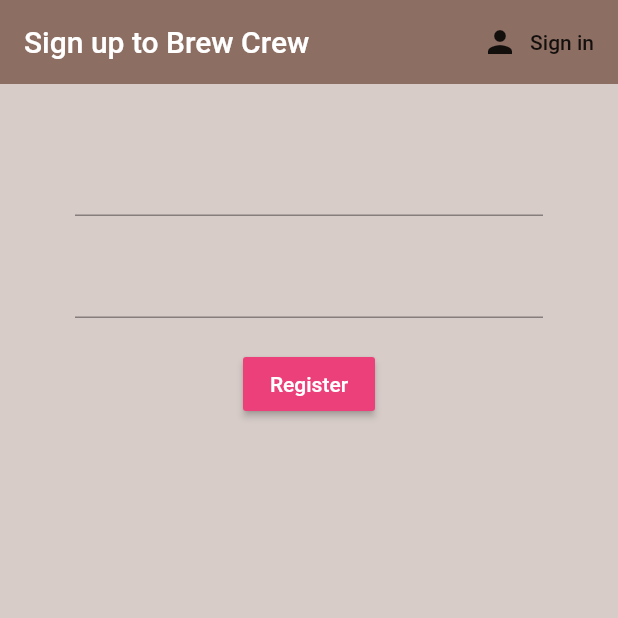
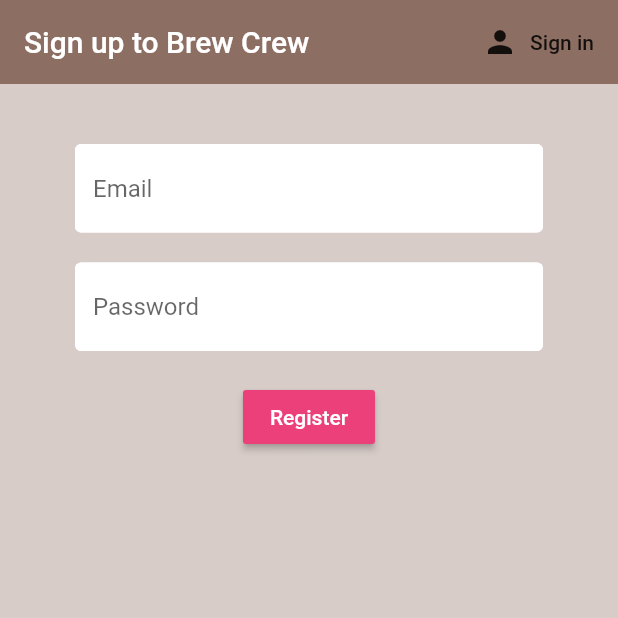
Before and after one commit to kevinaswind/brew_crew, a Flutter app: the screen it shows after launch, after a tap on "Sign in", after a tap on "Register", on a phone screen of 412 x 824 dp, the top half of it. Run offline on Flutter 3.47's test engine with Material 2 defaults, Android fonts, the phone set to English and light mode, and no system bars; our stand-ins replace cloud_firestore, firebase_auth, flutter_spinkit; accounts and stored records are empty.

Commit message:
20200426-1

```diff
--- a/lib/screens/authenticate/register.dart
+++ b/lib/screens/authenticate/register.dart
@@ -1,4 +1,6 @@
 import 'package:brew_crew/services/auth.dart';
+import 'package:brew_crew/shared/constants.dart';
+import 'package:brew_crew/shared/loading.dart';
 import 'package:flutter/material.dart';
 
 class Register extends StatefulWidget {
@@ -17,10 +19,13 @@ class _RegisterState extends State<Register> {
   String email = '';
   String password = '';
   String error = '';
+  bool loading = false;
 
   @override
   Widget build(BuildContext context) {
-    return Scaffold(
+    return loading
+        ? Loading()
+        : Scaffold(
             backgroundColor: Colors.brown[100],
             appBar: AppBar(
               backgroundColor: Colors.brown[400],
@@ -43,7 +48,10 @@ class _RegisterState extends State<Register> {
                     children: <Widget>[
                       SizedBox(height: 20.0),
                       TextFormField(
-                  validator: (val) => val.isEmpty ? "Enter an email" : null,
+                        decoration:
+                            textInputDecoration.copyWith(hintText: 'Email'),
+                        validator: (val) =>
+                            val.isEmpty ? "Enter an email" : null,
                         onChanged: (val) {
                           setState(() {
                             email = val;
@@ -52,8 +60,11 @@ class _RegisterState extends State<Register> {
                       ),
                       SizedBox(height: 20.0),
                       TextFormField(
-                  validator: (val) =>
-                      val.length < 6 ? 'Enter a password 6+ chars long' : null,
+                        decoration:
+                            textInputDecoration.copyWith(hintText: 'Password'),
+                        validator: (val) => val.length < 6
+                            ? 'Enter a password 6+ chars long'
+                            : null,
                         obscureText: true,
                         onChanged: (val) {
                           password = val;
@@ -68,11 +79,16 @@ class _RegisterState extends State<Register> {
                         ),
                         onPressed: () async {
                           if (_formKey.currentState.validate()) {
-                      dynamic result = await _auth.registerWithEmailAndPassword(
-                          email, password);
+                            setState(() {
+                              loading = true;
+                            });
+                            dynamic result = await _auth
+                                .registerWithEmailAndPassword(email, password);
                             if (result == null) {
-                        setState(() => error = 'please enter a valid email');
-                        print(error);
+                              setState(() {
+                                error = 'please enter a valid email';
+                                loading = false;
+                              });
                             }
                           }
                         },
--- a/lib/screens/authenticate/sign_in.dart
+++ b/lib/screens/authenticate/sign_in.dart
@@ -1,4 +1,6 @@
 import 'package:brew_crew/services/auth.dart';
+import 'package:brew_crew/shared/constants.dart';
+import 'package:brew_crew/shared/loading.dart';
 import 'package:flutter/material.dart';
 
 class SignIn extends StatefulWidget {
@@ -17,10 +19,13 @@ class _SignInState extends State<SignIn> {
   String email = '';
   String password = '';
   String error = '';
+  bool loading = false;
 
   @override
   Widget build(BuildContext context) {
-    return Scaffold(
+    return loading
+        ? Loading()
+        : Scaffold(
             backgroundColor: Colors.brown[100],
             appBar: AppBar(
               backgroundColor: Colors.brown[400],
@@ -43,7 +48,10 @@ class _SignInState extends State<SignIn> {
                     children: <Widget>[
                       SizedBox(height: 20.0),
                       TextFormField(
-                  validator: (val) => val.isEmpty ? "Enter an email" : null,
+                        decoration:
+                            textInputDecoration.copyWith(hintText: 'Email'),
+                        validator: (val) =>
+                            val.isEmpty ? "Enter an email" : null,
                         onChanged: (val) {
                           setState(() {
                             email = val;
@@ -52,9 +60,12 @@ class _SignInState extends State<SignIn> {
                       ),
                       SizedBox(height: 20.0),
                       TextFormField(
+                        decoration:
+                            textInputDecoration.copyWith(hintText: 'Password'),
                         obscureText: true,
-                  validator: (val) =>
-                      val.length < 6 ? 'Enter a password 6+ chars long' : null,
+                        validator: (val) => val.length < 6
+                            ? 'Enter a password 6+ chars long'
+                            : null,
                         onChanged: (val) {
                           password = val;
                         },
@@ -68,12 +79,17 @@ class _SignInState extends State<SignIn> {
                         ),
                         onPressed: () async {
                           if (_formKey.currentState.validate()) {
-                      dynamic result = await _auth.signInWithEmailAndPassword(
-                          email, password);
+                            setState(() {
+                              loading = true;
+                            });
+                            dynamic result = await _auth
+                                .signInWithEmailAndPassword(email, password);
                             if (result == null) {
-                        setState(() =>
-                            error = 'could not sign in whit those credentials');
-                        print(error);
+                              setState(() {
+                                error =
+                                    'could not sign in whit those credentials';
+                                loading = false;
+                              });
                             }
                           }
                         },
--- /dev/null
+++ b/lib/shared/constants.dart
@@ -0,0 +1,10 @@
+import 'package:flutter/material.dart';
+
+const textInputDecoration = InputDecoration(
+  fillColor: Colors.white,
+  filled: true,
+  enabledBorder: OutlineInputBorder(
+      borderSide: BorderSide(color: Colors.white, width: 2.0)),
+  focusedBorder: OutlineInputBorder(
+      borderSide: BorderSide(color: Colors.pink, width: 2.0)),
+);
--- a/pubspec.yaml
+++ b/pubspec.yaml
@@ -26,6 +26,7 @@ dependencies:
   firebase_auth: ^0.16.0
   cloud_firestore: ^0.13.5
   provider: ^4.0.5
+  flutter_spinkit: ^4.1.2+1
 
 dev_dependencies:
   flutter_test:
```
Also changed, not shown: lib/services/database.dart (added, +7 -0 lines), lib/shared/loading.dart (added, +17 -0 lines), pubspec.lock. Lines whose indentation alone changed are shown as unchanged.
